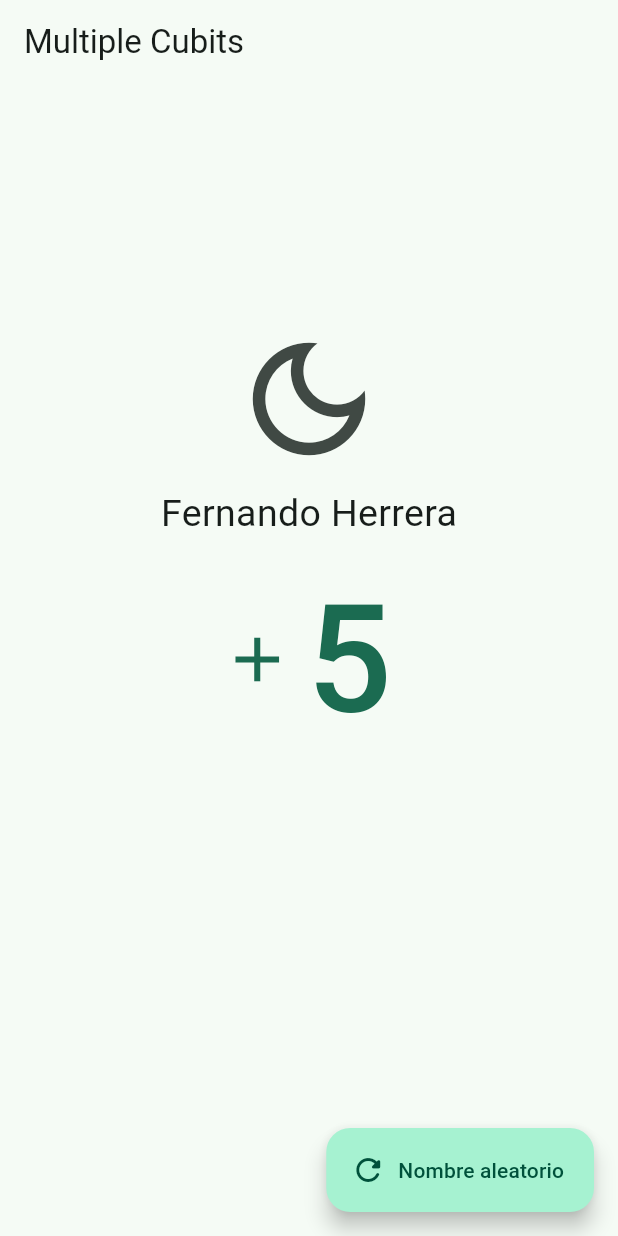
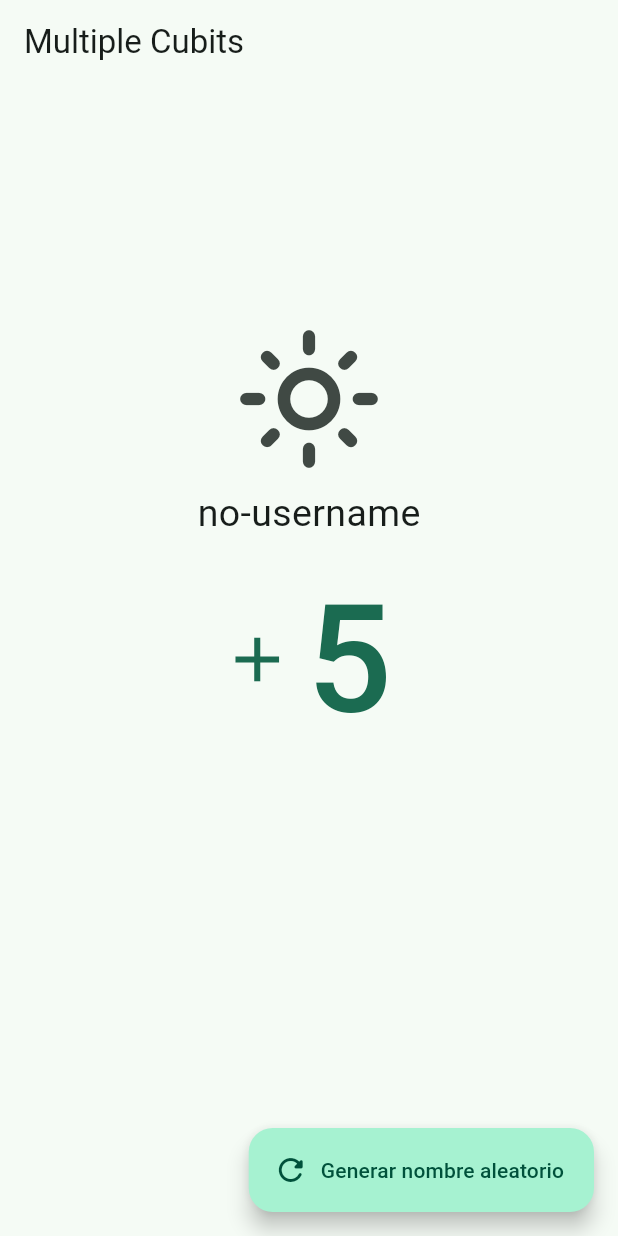
Before and after one commit to sweihmuller/flutterbloc, a Flutter app: the MultipleCubitScreen screen opened by its route, on a phone screen of 412 x 824 dp. Run offline on Flutter 3.47's test engine with Material 3 defaults, Android fonts, the phone set to English and light mode, and no system bars; our stand-ins replace bloc, dio, equatable, flutter_bloc, go_router; missing offline and left inert: random_name_generator.

Commit message:
Multiple cubit states

```diff
--- /dev/null
+++ b/lib/presentation/blocs/03-theme/theme_state.dart
@@ -0,0 +1,10 @@
+part of 'theme_cubit.dart';
+
+class ThemeState extends Equatable {
+  const ThemeState(this.isDarkMode);
+
+  final bool isDarkMode;
+
+  @override
+  List<Object> get props => [isDarkMode];
+}
--- a/lib/presentation/screens/03_multiple_cubits/multiple_cubits_screen.dart
+++ b/lib/presentation/screens/03_multiple_cubits/multiple_cubits_screen.dart
@@ -1,4 +1,7 @@
+import 'package:blocs_app/config/config.dart';
+import 'package:blocs_app/presentation/blocs/01-simple_cubit/username_cubit.dart';
 import 'package:blocs_app/presentation/blocs/02-counter/counter_cubit.dart';
+import 'package:blocs_app/presentation/blocs/03-theme/theme_cubit.dart';
 import 'package:flutter/material.dart';
 import 'package:flutter_bloc/flutter_bloc.dart';
 
@@ -7,6 +10,7 @@ class MultipleCubitScreen extends StatelessWidget {
 
   @override
   Widget build(BuildContext context) {
+    final themeCubit = context.watch<ThemeCubit>();
     return Scaffold(
       appBar: AppBar(
         title: const Text('Multiple Cubits'),
@@ -19,10 +23,25 @@ class MultipleCubitScreen extends StatelessWidget {
           ),
           IconButton(
             // icon: const Icon( Icons.light_mode_outlined, size: 100 ),
-            icon: const Icon(Icons.dark_mode_outlined, size: 100),
-            onPressed: () {},
+            icon: themeCubit.state.isDarkMode
+                ? const Icon(
+                    Icons.dark_mode_outlined,
+                    size: 100,
+                  )
+                : const Icon(
+                    Icons.light_mode_outlined,
+                    size: 100,
+                  ),
+            onPressed: () {
+              themeCubit.toggleTheme();
+            },
           ),
-          const Text('Fernando Herrera', style: TextStyle(fontSize: 25)),
+          BlocBuilder<UsernameCubit, String>(builder: (context, state) {
+            return Text(
+              state,
+              style: TextStyle(fontSize: 25),
+            );
+          }),
           TextButton.icon(
             icon: const Icon(
               Icons.add,
@@ -42,9 +61,13 @@ class MultipleCubitScreen extends StatelessWidget {
         ],
       )),
       floatingActionButton: FloatingActionButton.extended(
-        label: const Text('Nombre aleatorio'),
+        label: const Text('Generar nombre aleatorio'),
         icon: const Icon(Icons.refresh_rounded),
-        onPressed: () {},
+        onPressed: () {
+          context
+              .read<UsernameCubit>()
+              .setUsername(RandomGenerator.getRandomName());
+        },
       ),
     );
   }
```
Also changed, not shown: lib/main.dart (+5 -2 lines), lib/presentation/blocs/03-theme/theme_cubit.dart (added, +20 -0 lines).
